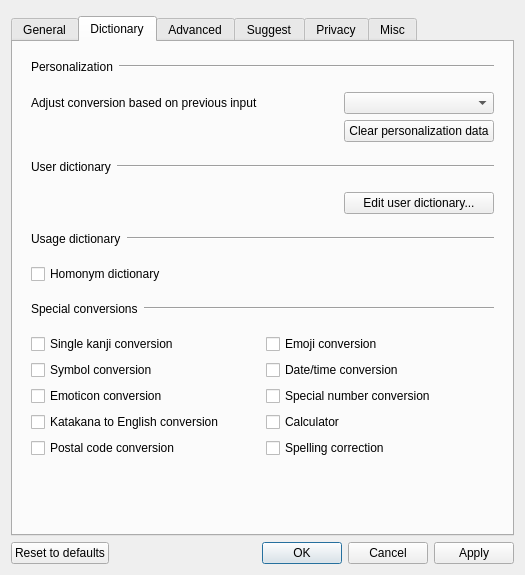
marinaMoji/marinaMoji, file src/gui/config_dialog/config_dialog.ui: the form before one commit.
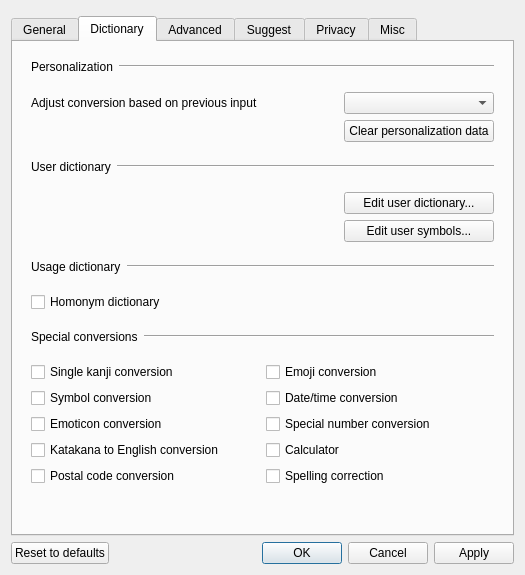
The form after the commit. The open tabs and pages were chosen to show the change. Custom widgets are drawn as their Qt base class.

Patch:
```diff
--- a/src/gui/config_dialog/config_dialog.ui
+++ b/src/gui/config_dialog/config_dialog.ui
@@ -458,6 +458,25 @@
               </property>
              </widget>
             </item>
+            <item row="1" column="2">
+             <widget class="QPushButton" name="editUserSymbolsButton">
+              <property name="sizePolicy">
+               <sizepolicy hsizetype="Maximum" vsizetype="Fixed">
+                <horstretch>0</horstretch>
+                <verstretch>0</verstretch>
+               </sizepolicy>
+              </property>
+              <property name="minimumSize">
+               <size>
+                <width>150</width>
+                <height>0</height>
+               </size>
+              </property>
+              <property name="text">
+               <string>Edit user symbols...</string>
+              </property>
+             </widget>
+            </item>
            </layout>
           </widget>
          </item>
```
Left out of the diff: 1 changed line with no effect on the pictures.
